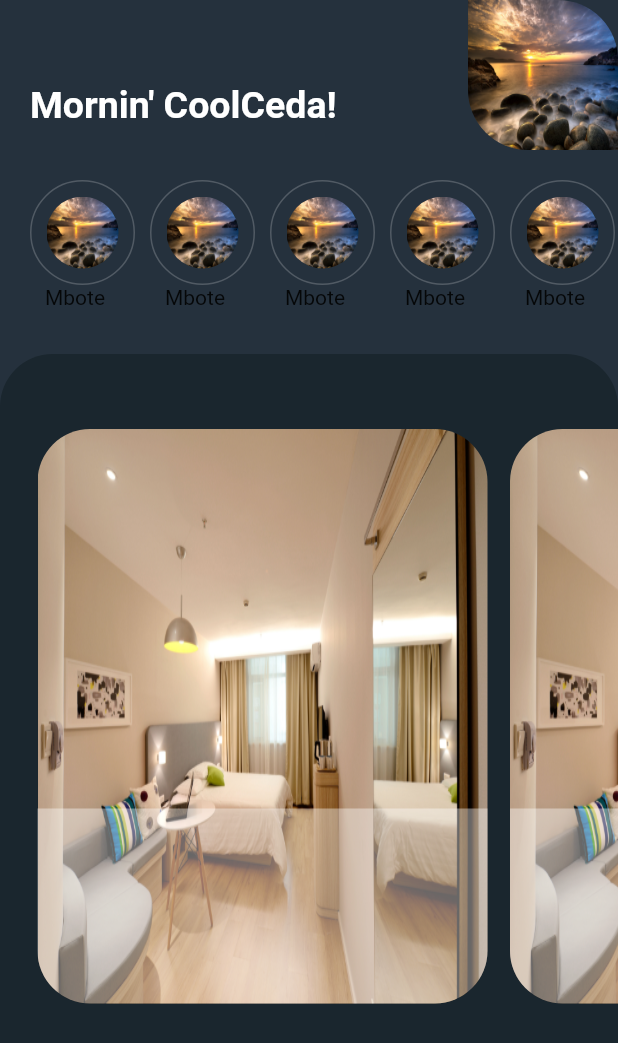
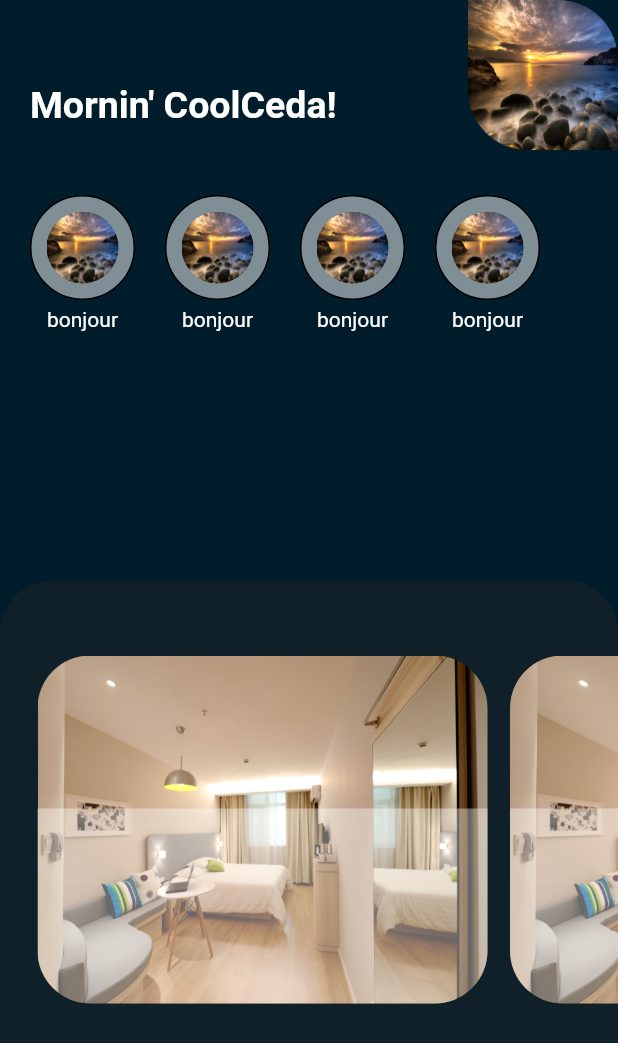
Before and after one commit to kananeced/electonic-device, a Flutter app: the Home screen opened by its route, on a phone screen of 412 x 824 dp. Shown: the top 1043 px of the screen. Run offline on Flutter 3.47's test engine with Material 2 defaults, Android fonts, the phone set to English and light mode, and no system bars.

Commit message:
modification page home

```diff
--- a/lib/Sreens/auth/sign_up.dart
+++ b/lib/Sreens/auth/sign_up.dart
@@ -22,12 +22,12 @@ class _SignUpState extends State<SignUp> {
   @override
   Widget build(BuildContext context) {
     return Scaffold(
-      resizeToAvoidBottomInset: false,
+      //resizeToAvoidBottomInset: false,
       body: Stack(
         alignment: AlignmentDirectional.bottomEnd,
         children: [
           Container(
-            width: MediaQuery.of(context).size.width,
+            width: double.infinity,
             height: MediaQuery.of(context).size.height,
             decoration: const BoxDecoration(
                 image: DecorationImage(
@@ -47,8 +47,8 @@ class _SignUpState extends State<SignUp> {
 
   Widget container() {
     return Container(
-      // width: MediaQuery.of(context).size.width,
-      //height: MediaQuery.of(context).size.height / 1.3,
+      width: MediaQuery.of(context).size.width,
+      height: MediaQuery.of(context).size.height / 1.3,
       decoration: const BoxDecoration(
         borderRadius: BorderRadius.only(
           topLeft: Radius.circular(35),
--- a/lib/Sreens/home/home.dart
+++ b/lib/Sreens/home/home.dart
@@ -1,4 +1,7 @@
+import 'dart:developer';
+
 import 'package:flutter/material.dart';
+import 'package:hi_smart_home/Sreens/widget/Devices.dart';
 import 'package:hi_smart_home/Sreens/widget/utility.dart';
 
 class Home extends StatefulWidget {
@@ -10,12 +13,21 @@ class Home extends StatefulWidget {
 }
 
 class _HomeState extends State<Home> {
+  Map<int, bool> isSelecteditem = {};
+  bool isSelected = false;
+  List<Device> presentDevice = [
+    Device(name: 'bonjour', image: 'assets/logo/crepiscule.jpg'),
+    Device(name: 'bonjour', image: 'assets/logo/crepiscule.jpg'),
+    Device(name: 'bonjour', image: 'assets/logo/crepiscule.jpg'),
+    Device(name: 'bonjour', image: 'assets/logo/crepiscule.jpg'),
+  ];
+
   @override
   Widget build(BuildContext context) {
     return Scaffold(
       body: Container(
         decoration: const BoxDecoration(
-          color: Color.fromRGBO(37, 49, 61, 1),
+          color: Color.fromARGB(255, 1, 29, 43),
         ),
         child: Column(
           children: [
@@ -44,49 +56,72 @@ class _HomeState extends State<Home> {
                 )
               ],
             ),
-            Padding(
-              padding: const EdgeInsets.only(top: 20, left: 10),
-              child: SingleChildScrollView(
+            Expanded(
+              child: ListView.builder(
+                  itemCount: presentDevice.length,
                   scrollDirection: Axis.horizontal,
-                child: Row(
-                    children: List.generate(
-                        6,
-                        (index) => Column(
-                              mainAxisAlignment: MainAxisAlignment.center,
+                  itemBuilder: (context, index) {
+                    return Padding(
+                      padding: const EdgeInsets.only(left: 20, top: 30),
+                      child: Column(
                         crossAxisAlignment: CrossAxisAlignment.center,
                         children: [
-                                Container(
-                                  margin: const EdgeInsets.only(left: 10),
+                          Padding(
+                            padding: const EdgeInsets.only(
+                              bottom: 5,
+                            ),
+                            child: GestureDetector(
+                              onTap: () {
+                                setState(() {
+                                  presentDevice[index].selected =
+                                      !presentDevice[index].selected;
+                                  //log(presentDevice[index].selected.toString());
+                                });
+                              },
+                              child: Container(
+                                width: 70,
                                 height: 70,
-                                  width: 70,
-                                  padding: const EdgeInsets.all(10),
                                 decoration: BoxDecoration(
                                   border: Border.all(
-                                      color: Colors.white.withOpacity(0.2),
+                                    color: presentDevice[index].selected
+                                        ? Colors.white
+                                        : Colors.black,
                                   ),
-                                    borderRadius: BorderRadius.circular(35),
+                                  shape: BoxShape.circle,
+                                  color: presentDevice[index].selected
+                                      ? Colors.white
+                                      : Colors.white.withOpacity(0.5),
                                 ),
-                                  child: InkWell(
+                                child: Padding(
+                                  padding: const EdgeInsets.all(10),
                                   child: Container(
+                                    width: 50,
+                                    height: 50,
                                     decoration: BoxDecoration(
-                                      image: const DecorationImage(
+                                      shape: BoxShape.circle,
+                                      image: DecorationImage(
                                         image: AssetImage(
-                                              'assets/logo/crepiscule.jpg'),
-                                          fit: BoxFit.fill),
-                                      borderRadius: BorderRadius.circular(35),
+                                          presentDevice[index].image,
                                         ),
-                                  )),
+                                        fit: BoxFit.fill,
                                       ),
-                                const Text(
-                                  'Mbote',
-                                  // textAlign: TextAlign.center,
+                                    ),
+                                  ),
+                                ),
+                              ),
+                            ),
+                          ),
+                          Text(
+                            presentDevice[index].name,
+                            textAlign: TextAlign.center,
+                            style: const TextStyle(
+                              color: Colors.white,
+                            ),
                           )
                         ],
-                            ))),
                       ),
-            ),
-            const SizedBox(
-              height: 30,
+                    );
+                  }),
             ),
             Expanded(
               child: Container(
@@ -155,3 +190,22 @@ class _HomeState extends State<Home> {
     );
   }
 }
+
+// class ListItem extends StatefulWidget {
+//   const ListItem({super.key});
+
+//   @override
+//   State<ListItem> createState() => _ListItemState();
+// }
+
+// class _ListItemState extends State<ListItem> {
+
+//   @override
+//   Widget build(BuildContext context) {
+//     return Row(
+//         children: List.generate(6, (index) {
+//       //isSelected = isSelecteditem[index] ?? false;
+
+//     }));
+//   }
+// }
--- a/lib/Sreens/splash_screen.dart
+++ b/lib/Sreens/splash_screen.dart
@@ -10,7 +10,7 @@ class SplashScreen extends StatefulWidget {
 
 class _SplashScreenState extends State<SplashScreen> {
   init() {
-    Future.delayed(const Duration(seconds: 2), () {
+    Future.delayed(const Duration(seconds: 5), () {
       Navigator.pushReplacementNamed(context, const Accueil().routeName);
     });
   }
@@ -28,15 +28,15 @@ class _SplashScreenState extends State<SplashScreen> {
         child: Container(
           decoration: const BoxDecoration(
               image: DecorationImage(
-                image: AssetImage("assets/logo/logo1.png"),
+                image: AssetImage("assets/logo/Hi.png"),
               ),
-              color: Color.fromARGB(255, 2, 25, 66),
+              color: Color.fromARGB(255, 0, 17, 46),
               gradient: LinearGradient(
-                  begin: Alignment.bottomLeft,
+                  begin: Alignment.bottomCenter,
                   end: Alignment.centerRight,
                   colors: <Color>[
-                    Color.fromARGB(255, 218, 126, 235),
-                    Color.fromARGB(255, 2, 25, 66),
+                    Color.fromARGB(255, 89, 60, 94),
+                    Color.fromARGB(255, 0, 17, 46),
                   ])),
         ),
       ),
--- /dev/null
+++ b/lib/Sreens/widget/Devices.dart
@@ -0,0 +1,9 @@
+class Device {
+  String name;
+  String image;
+  bool selected = false;
+  Device({
+    required this.name,
+    required this.image,
+  });
+}
--- a/lib/app/Hi_app.dart
+++ b/lib/app/Hi_app.dart
@@ -18,7 +18,7 @@ class HiSmart extends StatelessWidget {
         primaryColor: Colors.blue,
         //scaffoldBackgroundColor: const Color.fromARGB(255, 45, 97, 139),
       ),
-      home: const SplashScreen(),
+      home: const Home(),
       routes: {
         const Accueil().routeName: (context) => const Accueil(),
         const SignUp().routeName: (context) => const SignUp(),
```
Also changed, not shown: assets/logo/Hi.png (added). Lines whose indentation alone changed are shown as unchanged.
